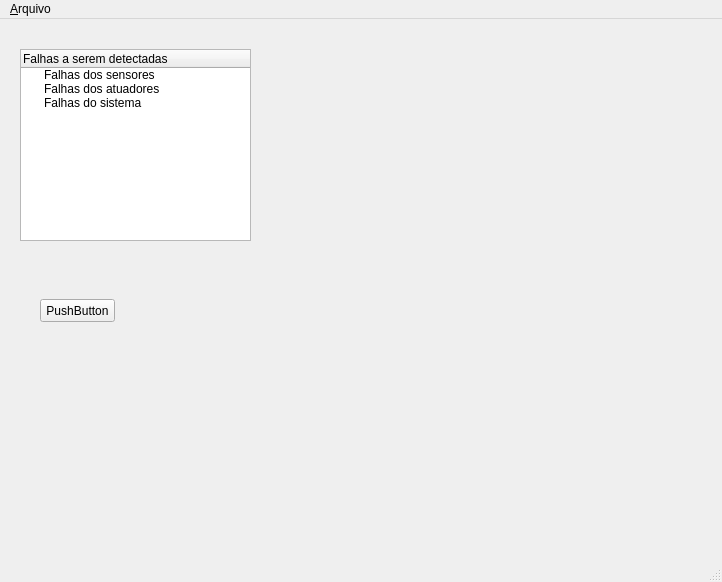
First picture: the form in softwares/simddef/ui/principal.ui, repository diogolr/diogolrmsc, before the edit.
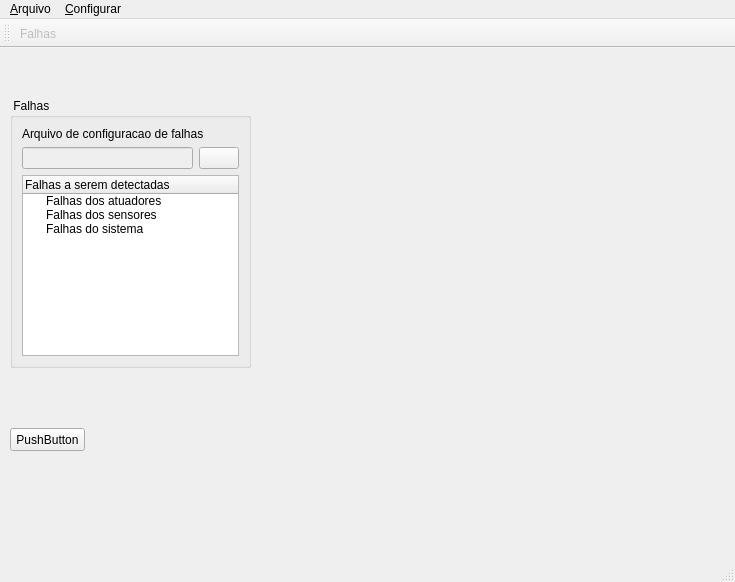
Second picture: the form after the edit. Icons and pictures are not drawn. Custom widgets are drawn as their Qt base class.

Commit message:
Atualização do simddef: Leitura do arquivo de falhas a partir da interface (testar se ao mudar arquivo a leitura vai continuar sendo feita corretamente e se ao salvar/alterar o arquivo aberto na dialog a lista de falhas também está sendo atualizada).
TODO:
- Exibir lista de falhas na interface
- Ajustar a lista de falhas da classe ConfigModulo de acordo com a variavel 'abreviaturas' da JanelaPrincipal
- Terminar a classe ConfigModulo

```diff
--- a/softwares/simddef/ui/principal.ui
+++ b/softwares/simddef/ui/principal.ui
@@ -6,7 +6,7 @@
    <rect>
     <x>0</x>
     <y>0</y>
-    <width>722</width>
+    <width>735</width>
     <height>582</height>
    </rect>
   </property>
@@ -50,8 +50,8 @@
    <widget class="QPushButton" name="botao">
     <property name="geometry">
      <rect>
-      <x>40</x>
-      <y>280</y>
+      <x>10</x>
+      <y>380</y>
       <width>75</width>
       <height>23</height>
      </rect>
@@ -60,81 +60,72 @@
      <string>PushButton</string>
     </property>
    </widget>
-   <widget class="QTreeWidget" name="treeWidget">
+   <widget class="QGroupBox" name="groupBox">
     <property name="geometry">
      <rect>
-      <x>20</x>
-      <y>30</y>
-      <width>231</width>
-      <height>192</height>
+      <x>10</x>
+      <y>50</y>
+      <width>241</width>
+      <height>270</height>
      </rect>
     </property>
-    <column>
-     <property name="text">
-      <string>Falhas a serem detectadas</string>
-     </property>
-    </column>
-    <item>
-     <property name="text">
-      <string>Falhas dos sensores</string>
-     </property>
-    </item>
-    <item>
-     <property name="text">
-      <string>Falhas dos atuadores</string>
-     </property>
-    </item>
-    <item>
-     <property name="text">
-      <string>Falhas do sistema</string>
-     </property>
-    </item>
-   </widget>
-   <widget class="QToolButton" name="botao_cad_falha">
-    <property name="geometry">
-     <rect>
-      <x>40</x>
-      <y>230</y>
-      <width>29</width>
-      <height>28</height>
-     </rect>
+    <property name="title">
+     <string> Falhas </string>
     </property>
-    <property name="icon">
-     <iconset resource="../imgs/imgs.qrc">
-      <normaloff>:/imgs/salvar.png</normaloff>:/imgs/salvar.png</iconset>
-    </property>
-    <property name="iconSize">
-     <size>
-      <width>22</width>
-      <height>22</height>
-     </size>
-    </property>
-    <property name="autoRaise">
-     <bool>true</bool>
-    </property>
-   </widget>
-   <widget class="QToolButton" name="botao_rem_falha">
-    <property name="geometry">
-     <rect>
-      <x>80</x>
-      <y>230</y>
-      <width>29</width>
-      <height>28</height>
-     </rect>
-    </property>
-    <property name="icon">
-     <iconset resource="../imgs/imgs.qrc">
-      <normaloff>:/imgs/salvar.png</normaloff>:/imgs/salvar.png</iconset>
-    </property>
-    <property name="iconSize">
-     <size>
-      <width>22</width>
-      <height>22</height>
-     </size>
-    </property>
-    <property name="autoRaise">
-     <bool>true</bool>
-    </property>
+    <layout class="QGridLayout" name="gridLayout">
+     <item row="2" column="0" colspan="3">
+      <widget class="QTreeWidget" name="treeWidget">
+       <column>
+        <property name="text">
+         <string>Falhas a serem detectadas</string>
+        </property>
+       </column>
+       <item>
+        <property name="text">
+         <string>Falhas dos atuadores</string>
+        </property>
+       </item>
+       <item>
+        <property name="text">
+         <string>Falhas dos sensores</string>
+        </property>
+       </item>
+       <item>
+        <property name="text">
+         <string>Falhas do sistema</string>
+        </property>
+       </item>
+      </widget>
+     </item>
+     <item row="1" column="0">
+      <widget class="QLineEdit" name="end_arq_falhas">
+       <property name="enabled">
+        <bool>false</bool>
+       </property>
+       <property name="text">
+        <string/>
+       </property>
+      </widget>
+     </item>
+     <item row="0" column="0" colspan="3">
+      <widget class="QLabel" name="label">
+       <property name="text">
+        <string>Arquivo de configuracao de falhas</string>
+       </property>
+      </widget>
+     </item>
+     <item row="1" column="1" colspan="2">
+      <widget class="QPushButton" name="botao_carregar_falhas">
+       <property name="toolTip">
+        <string>Abrir arquivo de configuração</string>
+       </property>
+       <property name="icon">
+        <iconset resource="../imgs/imgs.qrc">
+         <normaloff>:/imgs/abrir.png</normaloff>:/imgs/abrir.png</iconset>
+       </property>
+      </widget>
+     </item>
+    </layout>
    </widget>
   </widget>
   <widget class="QMenuBar" name="menubar">
@@ -142,7 +133,7 @@
     <rect>
      <x>0</x>
      <y>0</y>
-     <width>722</width>
+     <width>735</width>
      <height>21</height>
     </rect>
    </property>
@@ -151,9 +142,49 @@
      <string>&amp;Arquivo</string>
     </property>
    </widget>
+   <widget class="QMenu" name="menu_Configurar">
+    <property name="title">
+     <string>&amp;Configurar</string>
+    </property>
+    <addaction name="acao_cfg_falhas"/>
+   </widget>
    <addaction name="menu_Arquivo"/>
+   <addaction name="menu_Configurar"/>
   </widget>
   <widget class="QStatusBar" name="statusbar"/>
+  <widget class="QToolBar" name="barra_ferramentas">
+   <property name="windowTitle">
+    <string>toolBar</string>
+   </property>
+   <property name="iconSize">
+    <size>
+     <width>20</width>
+     <height>20</height>
+    </size>
+   </property>
+   <attribute name="toolBarArea">
+    <enum>TopToolBarArea</enum>
+   </attribute>
+   <attribute name="toolBarBreak">
+    <bool>false</bool>
+   </attribute>
+   <addaction name="acao_cfg_falhas"/>
+  </widget>
+  <action name="acao_cfg_falhas">
+   <property name="enabled">
+    <bool>false</bool>
+   </property>
+   <property name="icon">
+    <iconset resource="../imgs/imgs.qrc">
+     <normaloff>:/imgs/configurar.png</normaloff>:/imgs/configurar.png</iconset>
+   </property>
+   <property name="text">
+    <string>Falhas</string>
+   </property>
+   <property name="toolTip">
+    <string>Configurar falhas</string>
+   </property>
+  </action>
  </widget>
  <customwidgets>
   <customwidget>
```
Left out of the diff: 27 changed lines with no effect on the pictures. The commit also changes 12 other files.
